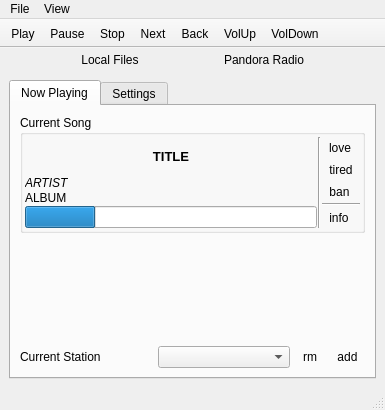
Before: the Qt Designer form src-qt5/desktop-utils/lumina-mediaplayer/mainUI.ui in lumina-desktop/lumina, drawn with Qt 5.
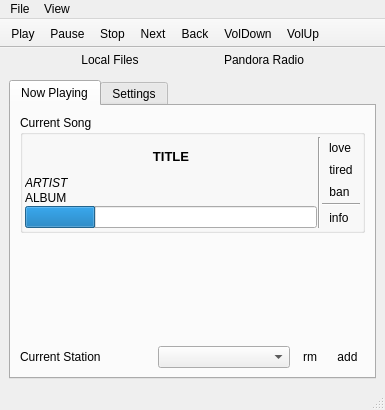
After: the same form once the commit is applied. Icons and pictures are not drawn.

Commit message: another batch of update for the lumina-mediaplayer pandora streaming functionality.

Diff of the .ui file:
```diff
--- a/src-qt5/desktop-utils/lumina-mediaplayer/mainUI.ui
+++ b/src-qt5/desktop-utils/lumina-mediaplayer/mainUI.ui
@@ -523,8 +523,8 @@
    <addaction name="actionStop"/>
    <addaction name="actionNext"/>
    <addaction name="actionBack"/>
-   <addaction name="actionVolUp"/>
    <addaction name="actionVolDown"/>
+   <addaction name="actionVolUp"/>
   </widget>
   <action name="actionPlay">
    <property name="text">
```
Left out of the diff: 8 changed lines with no effect on the pictures. The commit also changes 2 other files.
